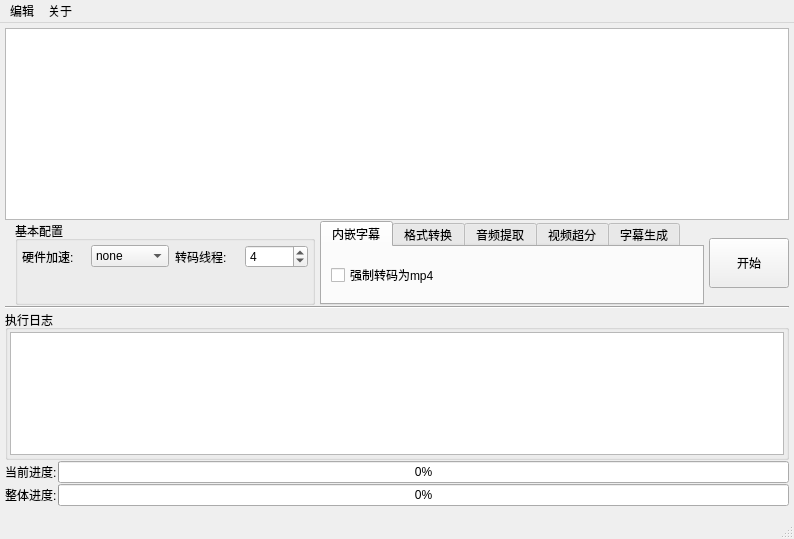
Above: ui/main.ui from xiaoyou-bilibili/video_tool before the change. Below: the same form after it.
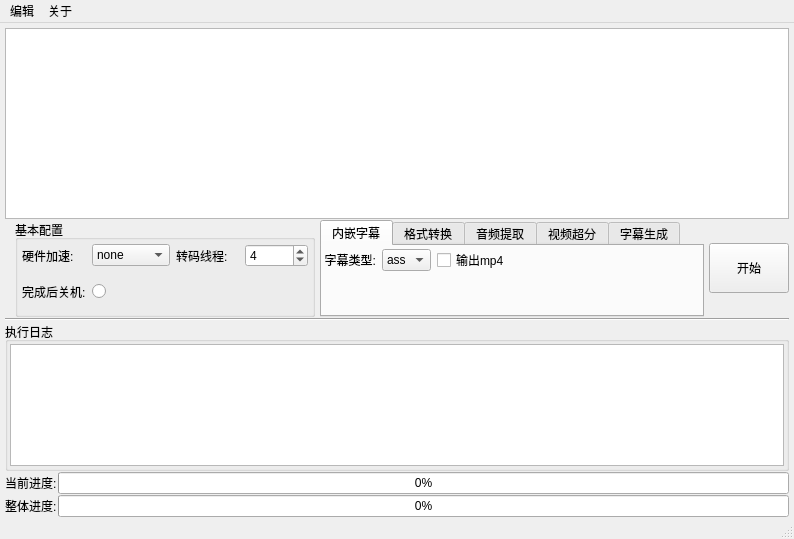
That is the form after the change. The open tabs and pages were chosen to show the change. Custom widgets are drawn as their Qt base class.

Diff of the .ui file:
```diff
--- a/ui/main.ui
+++ b/ui/main.ui
@@ -129,7 +129,14 @@
                </property>
               </widget>
              </item>
-             <item row="1" column="0">
+             <item row="1" column="1">
+              <widget class="QRadioButton" name="radioButton">
+               <property name="text">
+                <string/>
+               </property>
+              </widget>
+             </item>
+             <item row="1" column="2">
               <spacer name="verticalSpacer_2">
                <property name="orientation">
                 <enum>Qt::Vertical</enum>
@@ -142,6 +149,13 @@
                </property>
               </spacer>
              </item>
+             <item row="1" column="0">
+              <widget class="QLabel" name="label_7">
+               <property name="text">
+                <string>完成后关机:</string>
+               </property>
+              </widget>
+             </item>
             </layout>
            </item>
           </layout>
@@ -170,15 +184,72 @@
             <string>内嵌字幕</string>
            </attribute>
            <layout class="QVBoxLayout" name="verticalLayout_5">
+            <property name="leftMargin">
+             <number>2</number>
+            </property>
+            <property name="topMargin">
+             <number>2</number>
+            </property>
+            <property name="rightMargin">
+             <number>2</number>
+            </property>
+            <property name="bottomMargin">
+             <number>2</number>
+            </property>
             <item>
              <layout class="QGridLayout" name="gridLayout_3">
-              <item row="0" column="0">
-               <widget class="QCheckBox" name="checkBox">
+              <item row="2" column="0">
+               <spacer name="verticalSpacer_3">
+                <property name="orientation">
+                 <enum>Qt::Vertical</enum>
+                </property>
+                <property name="sizeHint" stdset="0">
+                 <size>
+                  <width>20</width>
+                  <height>40</height>
+                 </size>
+                </property>
+               </spacer>
+              </item>
+              <item row="1" column="2">
+               <widget class="QComboBox" name="combo_sub">
+                <item>
+                 <property name="text">
+                  <string>ass</string>
+                 </property>
+                </item>
+               </widget>
+              </item>
+              <item row="1" column="3">
+               <widget class="QCheckBox" name="check_sub_mp4">
                 <property name="text">
-                 <string>强制转码为mp4</string>
+                 <string>输出mp4</string>
                 </property>
                </widget>
               </item>
+              <item row="1" column="0">
+               <widget class="QLabel" name="label_8">
+                <property name="text">
+                 <string>字幕类型:</string>
+                </property>
+                <property name="alignment">
+                 <set>Qt::AlignRight|Qt::AlignTrailing|Qt::AlignVCenter</set>
+                </property>
+               </widget>
+              </item>
+              <item row="1" column="4">
+               <spacer name="horizontalSpacer">
+                <property name="orientation">
+                 <enum>Qt::Horizontal</enum>
+                </property>
+                <property name="sizeHint" stdset="0">
+                 <size>
+                  <width>40</width>
+                  <height>20</height>
+                 </size>
+                </property>
+               </spacer>
+              </item>
              </layout>
             </item>
            </layout>
```
Left out of the diff: 114 changed lines with no effect on the pictures.
